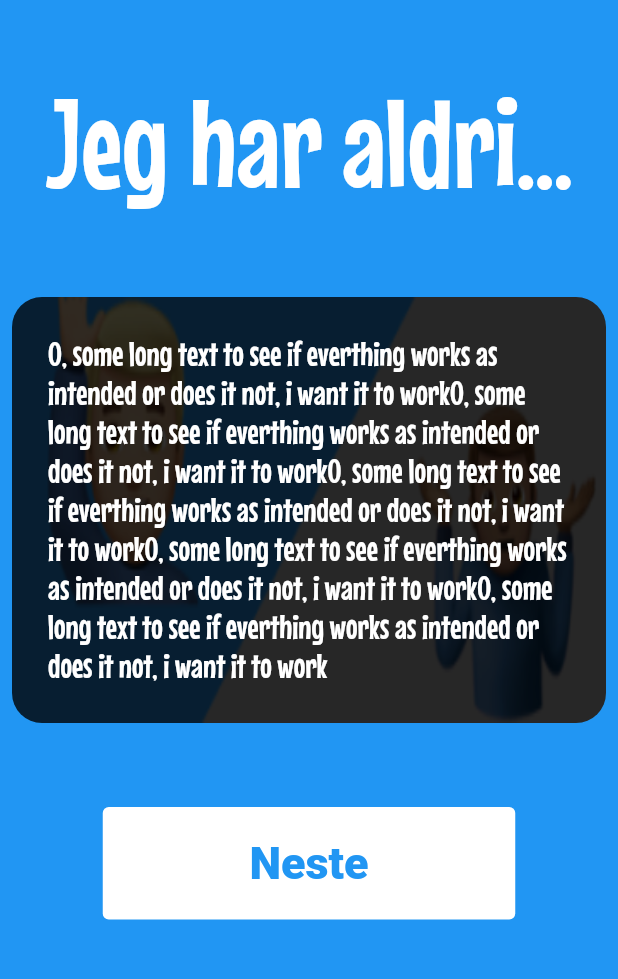
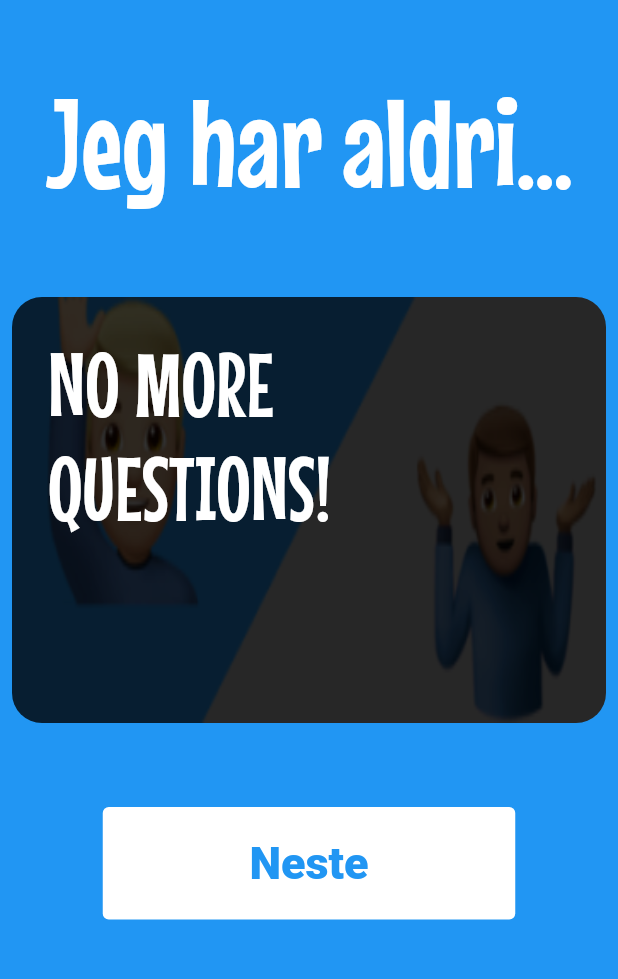
Before and after one commit to Akisan98/chin_chin, a Flutter app: the MenuScreen screen opened directly, after a tap on "Jeg har aldri...", on a phone screen of 412 x 824 dp, the part 69-1048 px from its top. Run offline on Flutter 3.47's test engine with Material 2 defaults, Android fonts, the phone set to English and light mode, and no system bars; drawn by our look-alikes of auto_size_text; network calls fail.

Commit message:
FEAT: Question API

```diff
--- /dev/null
+++ b/lib/data/api/questions_api.dart
@@ -0,0 +1,55 @@
+import 'dart:convert';
+import 'dart:developer';
+
+import 'package:http/http.dart';
+import 'package:http/http.dart' as http;
+
+/// Class for seperating API logic / code from UI
+class Questions {
+
+  /// HTTPS Client for Web Request
+  Client client = Client();
+
+  /// Paths To Mock API
+  static const _URL = "https://raw.githubusercontent.com/Akisan98/chin_chin/master/questions/";
+  static const _filePath =  [
+    'neverHaveI.json',
+    'whoIs.json',
+    'wouldYouRather.json',
+    'truths.json',
+    'dares.json'
+  ];
+
+  /// Method for Fetch and Converting API to Data Object
+  static Future<List<String>> getQuestions(id) async {
+    var questions = <String>[];
+
+    try {
+      final response = await http
+      .get(Uri.parse(_URL + _filePath[id]));
+
+      if (response.statusCode == 200) {
+        for (var item in jsonDecode(response.body)['questions']) {
+          questions.add(item);
+        }
+
+        log(questions.toString());
+
+      } else {
+        throw Exception('Failed to Load Categoires');
+      }
+
+    } catch (e) {
+      log(e.toString());
+    }
+    return questions;
+  }
+
+  /// Spesific Method for Truth and Dare as it a Bit Differnet.
+  static Future<List> getTruthAndDareQuestions() async {
+    var truthQuestions = await getQuestions(3);
+    var dareQuestions =  await getQuestions(4);
+
+    return [truthQuestions, dareQuestions];
+  }
+}
--- a/lib/main.dart
+++ b/lib/main.dart
@@ -1,10 +1,10 @@
-import 'package:chin_chin/pages/test.dart';
+import 'package:chin_chin/pages/menu_screen.dart';
 import 'package:flutter/material.dart';
 
 void main() {
   runApp(
     const MaterialApp(
-      home: TestPage(),
+      home: MenuScreen(),
       debugShowCheckedModeBanner: false,
     )
   );
--- a/lib/pages/game_screen.dart
+++ b/lib/pages/game_screen.dart
@@ -1,4 +1,5 @@
 import 'package:auto_size_text/auto_size_text.dart';
+import 'package:chin_chin/data/api/questions_api.dart';
 import 'package:chin_chin/widgets/simple_appbar.dart';
 import 'package:flutter/material.dart';
 import 'package:flutter/painting.dart';
@@ -12,14 +13,23 @@ class GameScreen extends StatelessWidget {
   @override
   Widget build(BuildContext context) {
     // Wrap With Future
-    return GameScreenBody(gameNumber: gameNumber);
+    return FutureBuilder(
+      future: Questions.getQuestions(gameNumber),
+      builder: (context, AsyncSnapshot<List<String>> snapshot) {
+        if (snapshot.hasData) {
+          return GameScreenBody(gameNumber: gameNumber, questions: snapshot.data!);
+        }
+        return const Text('Fetching Data!');
+      }
+    );
   }
 }
 
 class GameScreenBody extends StatelessWidget {
-  const GameScreenBody({required this.gameNumber, Key? key}) : super(key: key);
+  const GameScreenBody({required this.gameNumber, required this.questions, Key? key}) : super(key: key);
 
   final int gameNumber;
+  final List<String> questions;
 
   static const images =  ['card44.png', 'card11.png', 'card33.png', 'card22.png'];
   static const gameNames =  ['Jeg har aldri...', 'Hvem i rommet', 'Vil du heller', 'Nødt eller Sannhet'];
@@ -30,8 +40,10 @@ class GameScreenBody extends StatelessWidget {
     ''
   ];
 
+
   @override
   Widget build(BuildContext context) {
+    questions.add('NO MORE QUESTIONS!');
 
     final PageController _controller = PageController();
 
@@ -64,11 +76,11 @@ class GameScreenBody extends StatelessWidget {
                   height: 300,
                   child: PageView.builder(
                     controller: _controller,
-                    itemCount: 1000,
+                    itemCount: questions.length,
                     itemBuilder: (context, index) {
                       return QuestionCard(
                         image: images[gameNumber],
-                        question: '$index, some long text to see if everthing works as intended or does it not, i want it to work$index, some long text to see if everthing works as intended or does it not, i want it to work$index, some long text to see if everthing works as intended or does it not, i want it to work$index, some long text to see if everthing works as intended or does it not, i want it to work$index, some long text to see if everthing works as intended or does it not, i want it to work',
+                        question: questions[index]//'$index TEXT',
                       );
                     }
                   ),
@@ -97,7 +109,7 @@ class GameScreenBody extends StatelessWidget {
                     )
                   ),
                 )
-              )
+              ),
             ],
           ),
         )
```
